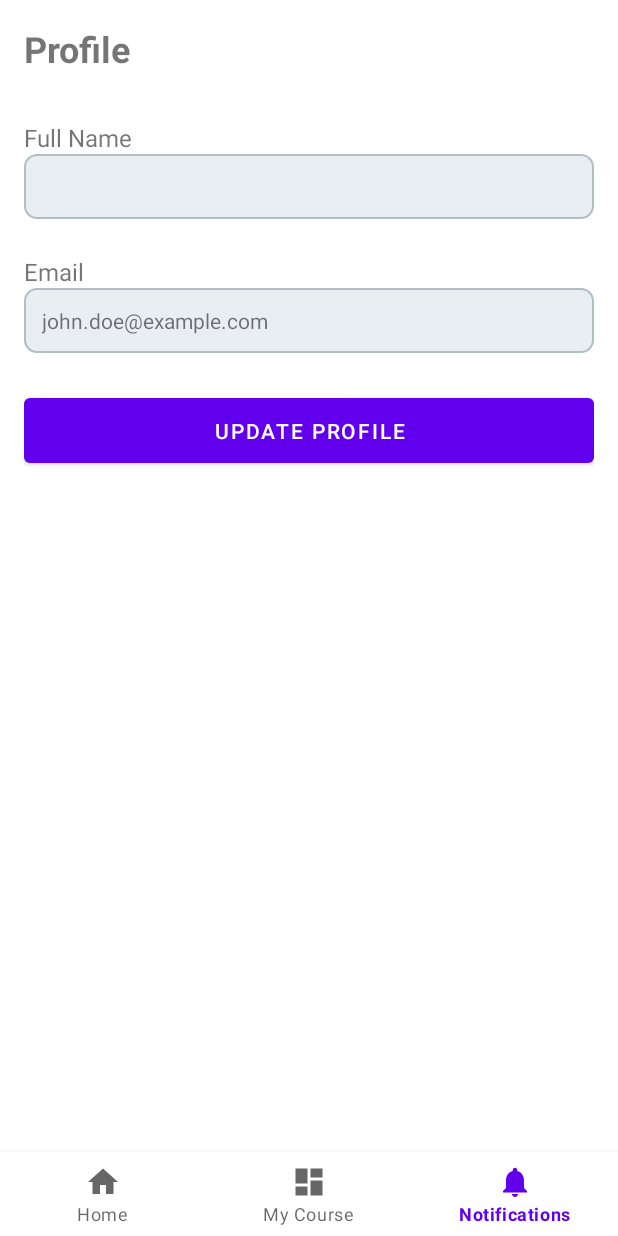
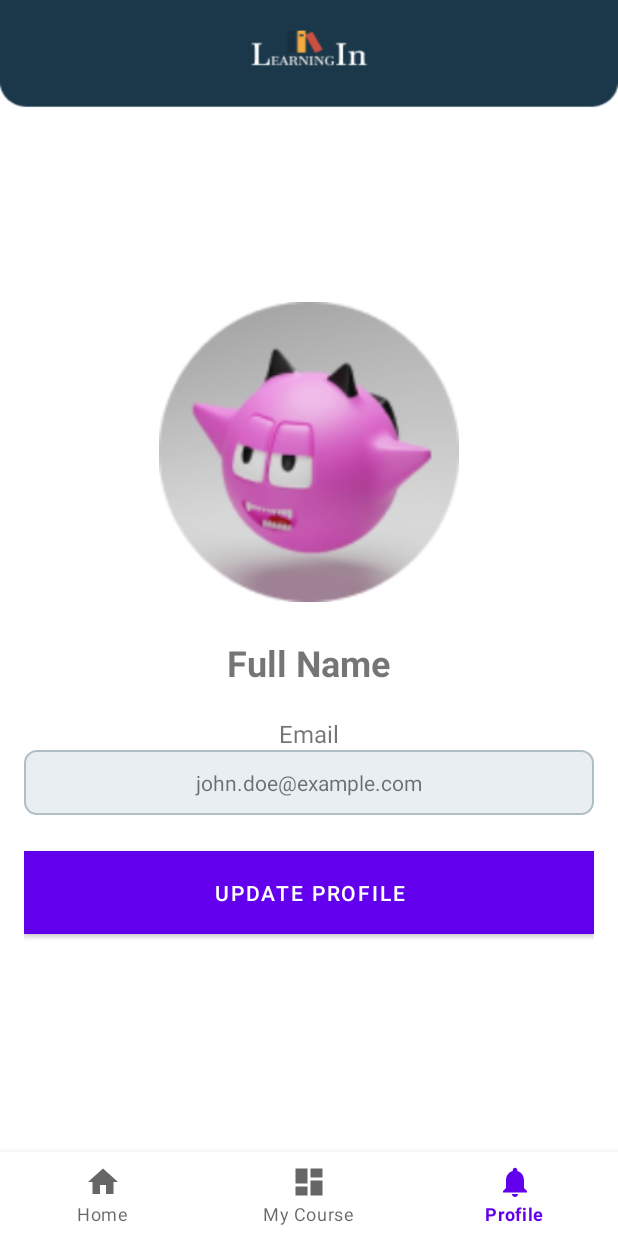
Before and after one commit to ZKartadimaja/learningin-app, an Android app: the ProfileFragment screen opened through its navigation route, on a phone screen of 412 x 824 dp. Run offline under Robolectric (Android 15) with nearby library versions, the phone set to English and light mode, and no system bars; our stand-ins replace navigation-ui.

Commit message:
add styling and fix layout

```diff
--- a/app/src/main/java/com/example/learningin/activity/CourseActivity.kt
+++ b/app/src/main/java/com/example/learningin/activity/CourseActivity.kt
@@ -26,6 +26,8 @@ class CourseActivity : AppCompatActivity() {
     override fun onCreate(savedInstanceState: Bundle?) {
         super.onCreate(savedInstanceState)
         setContentView(R.layout.activity_course)
+
+        supportActionBar?.hide()
 
         // Initialize views
         courseTitle = findViewById(R.id.courseTitle)
--- a/app/src/main/java/com/example/learningin/activity/QuizzizActivity.kt
+++ b/app/src/main/java/com/example/learningin/activity/QuizzizActivity.kt
@@ -21,6 +21,8 @@ class QuizzizActivity : AppCompatActivity() {
     override fun onCreate(savedInstanceState: Bundle?) {
         super.onCreate(savedInstanceState)
         setContentView(R.layout.activity_quizziz)
+
+        supportActionBar?.hide()
 
         questionsRecyclerView = findViewById(R.id.questions_recycler_view)
         questionsRecyclerView.layoutManager = LinearLayoutManager(this)
--- a/app/src/main/res/layout/activity_login.xml
+++ b/app/src/main/res/layout/activity_login.xml
@@ -10,7 +10,7 @@
         android:id="@+id/textViewHey"
         android:layout_width="wrap_content"
         android:layout_height="wrap_content"
-        android:layout_marginTop="400dp"
+        android:layout_marginTop="420dp"
         android:text="HEY!"
         android:textSize="24sp"
         android:textStyle="bold"
--- a/app/src/main/res/layout/activity_quizziz.xml
+++ b/app/src/main/res/layout/activity_quizziz.xml
@@ -3,13 +3,14 @@
     xmlns:app="http://schemas.android.com/apk/res-auto"
     android:layout_width="match_parent"
     android:layout_height="match_parent"
+    android:background="@drawable/background"
     android:orientation="vertical">
 
   <androidx.recyclerview.widget.RecyclerView
       android:id="@+id/questions_recycler_view"
       android:layout_width="match_parent"
-      android:layout_height="0dp"
-      android:layout_weight="1"/>
+      android:layout_height="627dp"
+      android:layout_weight="1" />
 
   <Button
       android:id="@+id/submit_button"
--- a/app/src/main/res/layout/fragment_my_courses.xml
+++ b/app/src/main/res/layout/fragment_my_courses.xml
@@ -3,10 +3,12 @@
     android:layout_width="match_parent"
     android:layout_height="match_parent"
     android:orientation="vertical"
+    android:background="@drawable/background"
     android:padding="16dp">
 
     <androidx.recyclerview.widget.RecyclerView
         android:id="@+id/recyclerViewMyCourses"
         android:layout_width="match_parent"
+        android:layout_marginTop="60dp"
         android:layout_height="match_parent" />
 </LinearLayout>
--- a/app/src/main/res/layout/fragment_profile.xml
+++ b/app/src/main/res/layout/fragment_profile.xml
@@ -3,37 +3,34 @@
     android:layout_height="match_parent"
     android:orientation="vertical"
     android:padding="16dp"
-    android:background="@android:color/white">
+    android:background="@drawable/background"
+    android:gravity="center">
+
+    <!-- Avatar Image -->
+    <ImageView
+        android:id="@+id/avatarImageView"
+        android:layout_width="200dp"
+        android:layout_height="200dp"
+        android:layout_marginBottom="16dp"
+        android:src="@drawable/avatar"
+        android:scaleType="centerCrop"
+        android:contentDescription="User Avatar" />
 
     <TextView
-        android:layout_width="wrap_content"
-        android:layout_height="wrap_content"
-        android:text="Profile"
-        android:textSize="24sp"
-        android:textStyle="bold"
-        android:layout_marginBottom="24dp" />
-
-    <TextView
+        android:id="@+id/fullNameTextView"
         android:layout_width="wrap_content"
         android:layout_height="wrap_content"
         android:text="Full Name"
-        android:textSize="16sp"
+        android:textSize="24sp"
+        android:textStyle="bold"
         android:layout_marginTop="8dp" />
-
-    <TextView
-        android:id="@+id/fullNameTextView"
-        android:layout_width="match_parent"
-        android:layout_height="wrap_content"
-        android:layout_marginBottom="16dp"
-        android:padding="12dp"
-        android:background="@drawable/edit_text_background"/>
 
     <TextView
         android:layout_width="wrap_content"
         android:layout_height="wrap_content"
         android:text="Email"
         android:textSize="16sp"
-        android:layout_marginTop="8dp" />
+        android:layout_marginTop="20dp" />
 
     <TextView
         android:id="@+id/emailTextView"
@@ -42,7 +39,8 @@
         android:text="john.doe@example.com"
         android:layout_marginBottom="24dp"
         android:padding="12dp"
-        android:background="@drawable/edit_text_background"/>
+        android:gravity="center"
+        android:background="@drawable/edit_text_background" />
 
     <Button
         android:id="@+id/button_update_profile"
@@ -50,5 +48,8 @@
         android:layout_height="wrap_content"
         android:text="Update Profile"
         android:textColor="@android:color/white"
-        android:padding="12dp" />
+        android:background="@android:color/holo_blue_light"
+        android:padding="12dp"
+        android:gravity="center" />
+
 </LinearLayout>
--- a/app/src/main/res/values/strings.xml
+++ b/app/src/main/res/values/strings.xml
@@ -2,6 +2,6 @@
     <string name="app_name">Learningin</string>
     <string name="title_home">Home</string>
     <string name="title_dashboard">Dashboard</string>
-    <string name="title_notifications">Notifications</string>
+    <string name="title_notifications">Profile</string>
     <string name="title_mycourse">My Course</string>
 </resources>
```
Also changed, not shown: app/src/main/res/layout/fragment_home.xml (+10 -11 lines), app/src/main/res/layout/item_option.xml (+10 -2 lines), app/src/main/res/drawable/avatar.png (added).
